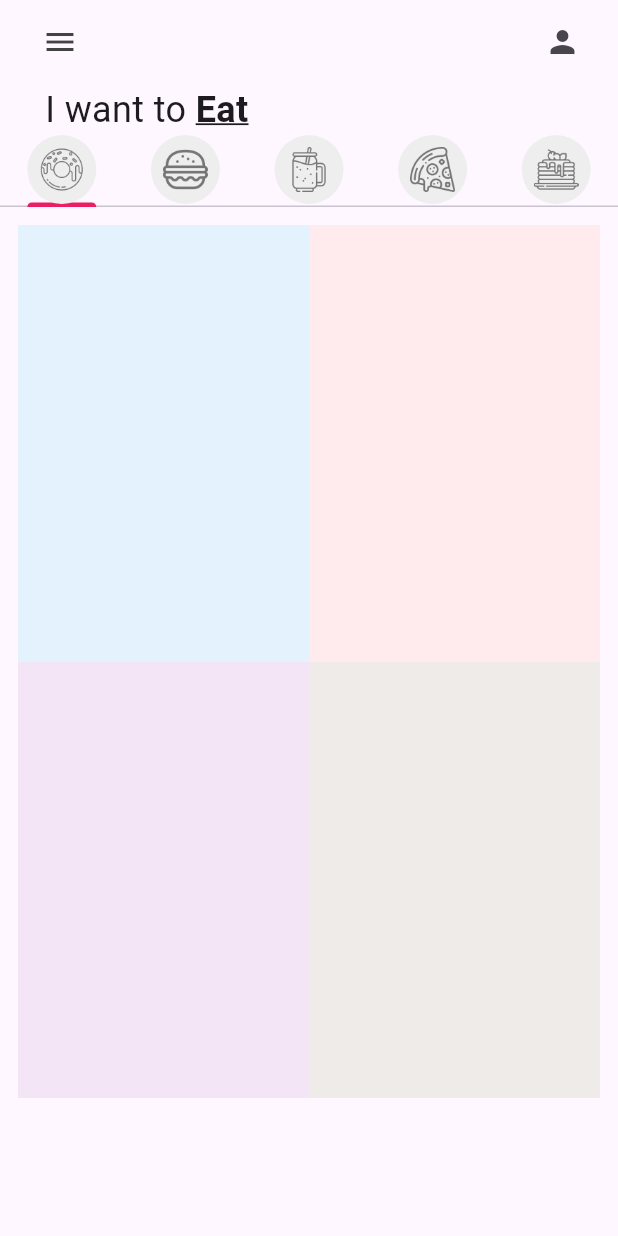
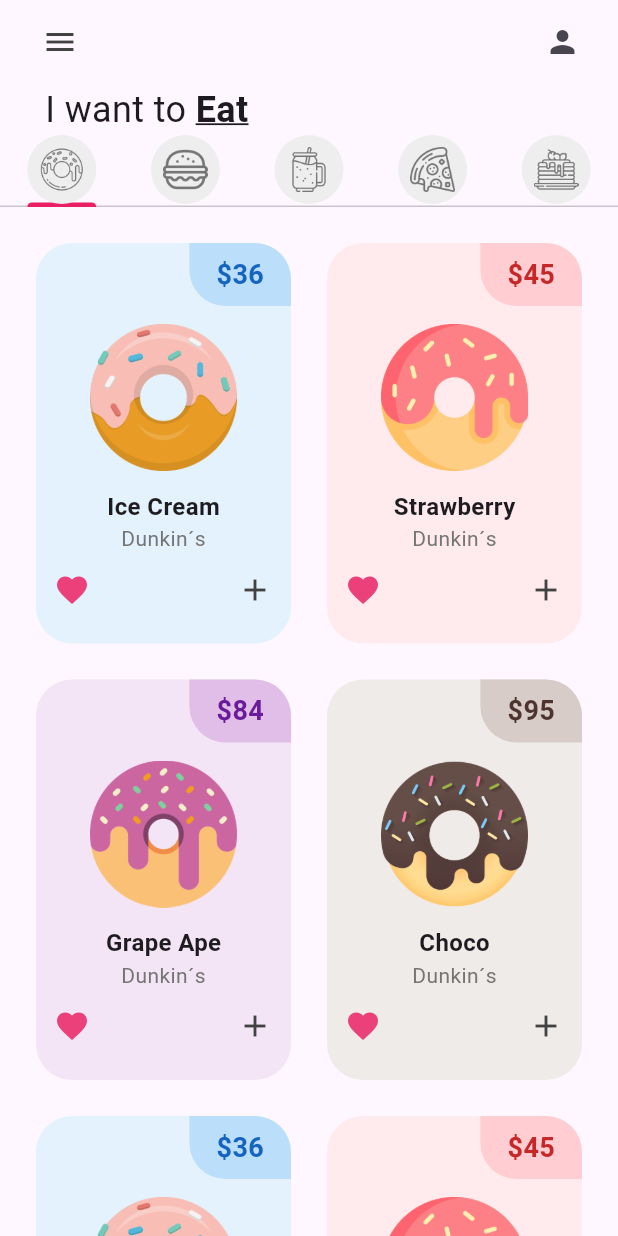
Before and after one commit to LuisChito/p1, a Flutter app: the screen it shows after launch, on a phone screen of 412 x 824 dp. Run offline on Flutter 3.47's test engine with Material 3 defaults, Android fonts, the phone set to English and light mode, and no system bars.

Commit message:
Donas añadidas

```diff
--- a/p1_donut_app_luis_salazar/lib/pages/home_page.dart
+++ b/p1_donut_app_luis_salazar/lib/pages/home_page.dart
@@ -14,18 +14,34 @@
   State<HomePage> createState() => _HomePageState();
 }
 
-List<Widget> myTabs =[
-  //donut tab
-   const MyTab(iconPath: 'lib/icons/donut.png',),
-  //burger tab
-   const MyTab(iconPath: 'lib/icons/burger.png',),
-  //smothie tab
-  const MyTab(iconPath: 'lib/icons/smoothie.png'),
-  //pizza tab
-  const MyTab(iconPath: 'lib/icons/pizza.png',),
-   //pancakes
-  const MyTab(iconPath: 'lib/icons/pancakes.png',)
+List<Widget> myTabs = [
+  // Donut tab
+  const MyTab(
+    iconPath: 'lib/icons/donut.png',
+    label: 'Donut', // Nombre debajo del icono
+  ),
+  // Burger tab
+  const MyTab(
+    iconPath: 'lib/icons/burger.png',
+    label: 'Burger', // Nombre debajo del icono
+  ),
+  // Smoothie tab
+  const MyTab(
+    iconPath: 'lib/icons/smoothie.png',
+    label: 'Smoothie', // Nombre debajo del icono
+  ),
+  // Pizza tab
+  const MyTab(
+    iconPath: 'lib/icons/pizza.png',
+    label: 'Pizza', // Nombre debajo del icono
+  ),
+  // Pancakes
+  const MyTab(
+    iconPath: 'lib/icons/pancakes.png',
+    label: 'Pancakes', // Nombre debajo del icono
+  ),
 ];
+
 class _HomePageState extends State<HomePage> {
   @override
   Widget build(BuildContext context) {
--- a/p1_donut_app_luis_salazar/lib/tab/DonutTab.dart
+++ b/p1_donut_app_luis_salazar/lib/tab/DonutTab.dart
@@ -5,6 +5,10 @@
     // list of donuts
     static const List donutsOnSale = [
     // [ donutFlavor, donutPrice, donutColor, imageName ]
+    ["Ice Cream", "36", Colors.blue, "lib/images/icecream_donut.png"],
+    ["Strawberry", "45", Colors.red, "lib/images/strawberry_donut.png"],
+    ["Grape Ape", "84", Colors.purple, "lib/images/grape_donut.png"],
+    ["Choco", "95", Colors.brown, "lib/images/chocolate_donut.png"],
     ["Ice Cream", "36", Colors.blue, "lib/images/icecream_donut.png"],
     ["Strawberry", "45", Colors.red, "lib/images/strawberry_donut.png"],
     ["Grape Ape", "84", Colors.purple, "lib/images/grape_donut.png"],
@@ -24,7 +28,8 @@
         donutFlavor: donutsOnSale[index][0],
         donutPrice: donutsOnSale[index][1],
         donutColor: donutsOnSale[index][2],
-        donutName: donutsOnSale[index][3],
+        imageName: donutsOnSale[index][3],
+
       );
     });
   }
--- a/p1_donut_app_luis_salazar/lib/utils/donut_tile.dart
+++ b/p1_donut_app_luis_salazar/lib/utils/donut_tile.dart
@@ -3,15 +3,74 @@
 class DonutTile extends StatelessWidget {
   final String donutFlavor;
   final String donutPrice;
-  final String donutName;
   final dynamic donutColor;
-
-  const DonutTile({super.key, required this.donutFlavor, required this.donutPrice, required this.donutName, required this.donutColor});
+  final String imageName;
+  const DonutTile(
+      {super.key,
+      required this.donutFlavor,
+      required this.donutPrice,
+      this.donutColor,
+      required this.imageName});
 
   @override
   Widget build(BuildContext context) {
-    return Container(
-      decoration: (BoxDecoration(color: donutColor[50])),
-    );
-  }
+    return Padding(
+      padding: const EdgeInsets.all(12),
+      child: Container(
+        decoration: BoxDecoration(
+            color: donutColor[50], borderRadius: BorderRadius.circular(24)),
+        child: Column(
+          children: [
+            Row(
+              mainAxisAlignment: MainAxisAlignment.end,
+              children: [
+                Container(
+                    decoration: BoxDecoration(
+                      color: donutColor[100],
+                      borderRadius: const BorderRadius.only(
+                          topRight: Radius.circular(24),
+                          bottomLeft: Radius.circular(24)),
+                    ),
+                    padding:
+                        const EdgeInsets.symmetric(vertical: 8, horizontal: 18),
+                    child: Text(
+                      "\$$donutPrice",
+                      style: TextStyle(
+                          fontSize: 18,
+                          fontWeight: FontWeight.bold,
+                          color: donutColor[800]),
+                    ))
+              ],
+            ),
+            //donut picture
+            Padding(
+              padding: const EdgeInsets.symmetric(horizontal: 36, vertical: 12),
+              child: Image.asset(imageName),
+            ),
+            //donut flavo
+            Text(donutFlavor,
+                style: const TextStyle(
+                  fontSize: 16,
+                  fontWeight: FontWeight.bold,
+                )),
+            Text(
+              "Dunkin´s",
+              style: TextStyle(color: Colors.grey[600]),
+            ),
+            //love icon+addbutton
+            Padding(
+              padding: const EdgeInsets.all(12),
+              child: Row(
+                mainAxisAlignment: MainAxisAlignment.spaceBetween,
+                children: [
+                  Icon(Icons.favorite, color: Colors.pink[400]),
+                  Icon(Icons.add, color: Colors.grey[800])
+                ],
+              ),
+            )
+          ],
+        ),
+     ),
+);
 }
+}
```
Also changed, not shown: 1 other file.
